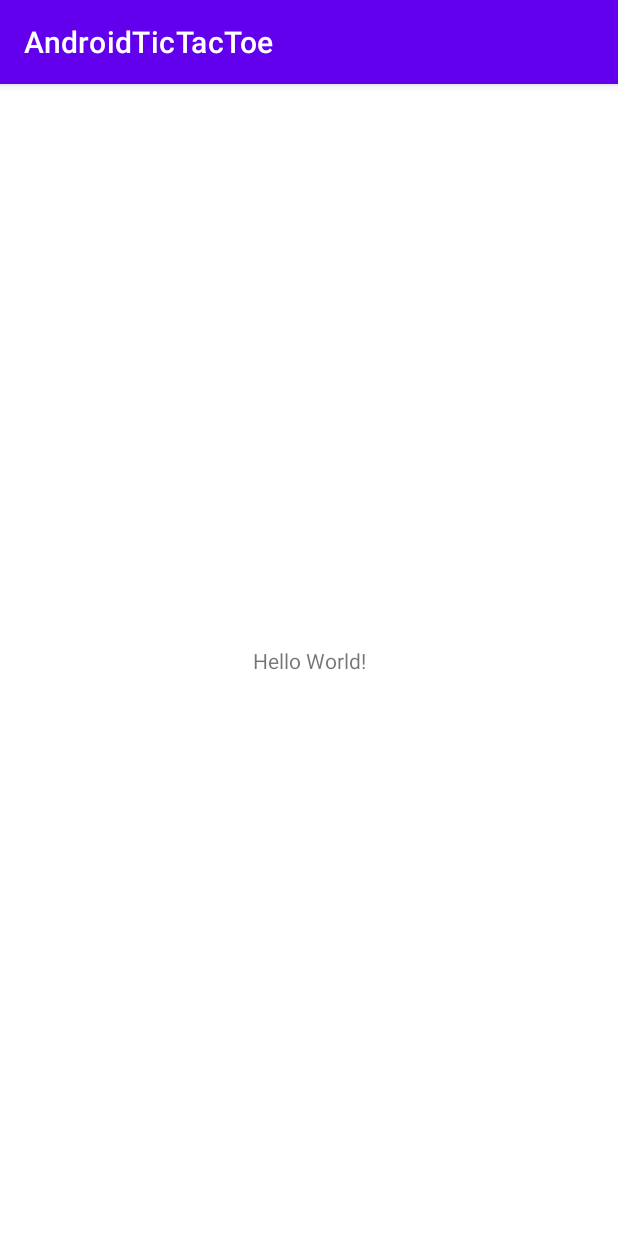
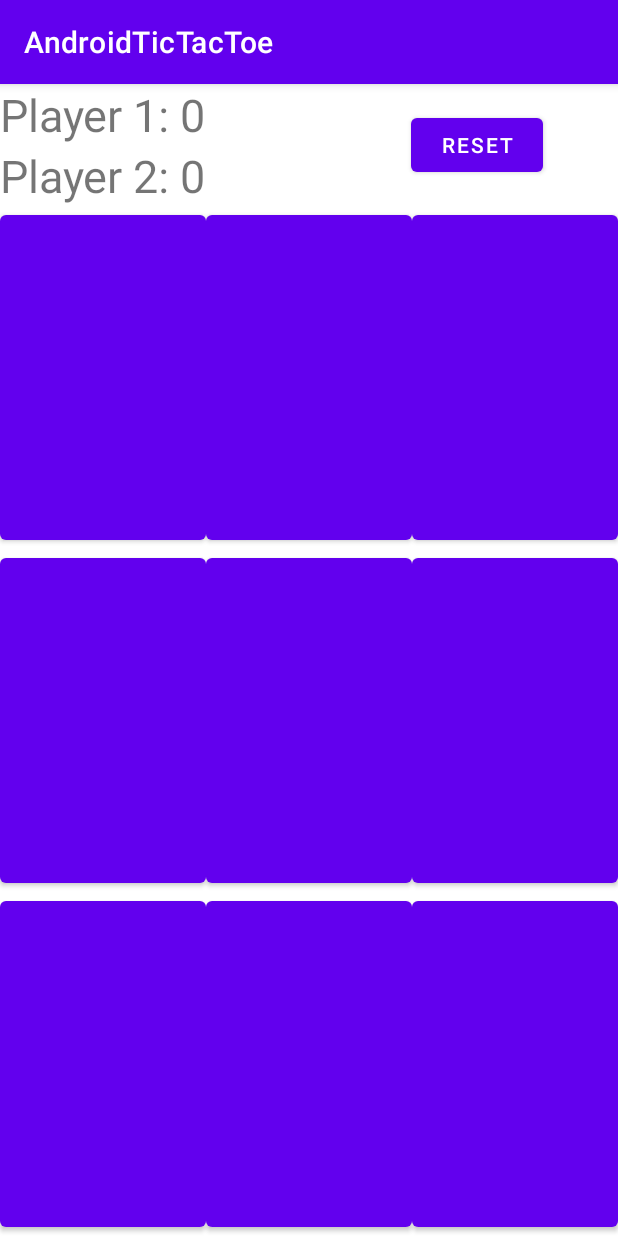
Before and after one commit to peanutChowder/AndroidTicTacToe, an Android app: the screen it shows after launch (MainActivity), on a phone screen of 412 x 824 dp. Run offline under Robolectric (Android 15) with nearby library versions, the phone set to English and light mode, and no system bars.

```diff
--- a/app/src/main/java/com/example/androidtictactoe/MainActivity.java
+++ b/app/src/main/java/com/example/androidtictactoe/MainActivity.java
@@ -3,12 +3,95 @@ package com.example.androidtictactoe;
 import androidx.appcompat.app.AppCompatActivity;
 
 import android.os.Bundle;
+import android.view.View;
+import android.widget.Button;
+import android.widget.TextView;
 
-public class MainActivity extends AppCompatActivity {
+public class MainActivity extends AppCompatActivity implements View.OnClickListener {
+
+    private Button[][] buttons = new Button[3][3];
+
+    private boolean player1Turn = true;
+
+    private int roundCount;
+
+    private int player1Points;
+    private int player2Points;
+
+    private TextView textViewPlayer1;
+    private TextView textViewPlayer2;
 
     @Override
     protected void onCreate(Bundle savedInstanceState) {
         super.onCreate(savedInstanceState);
         setContentView(R.layout.activity_main);
+
+        textViewPlayer1 = findViewById(R.id.text_view_p1);
+        textViewPlayer2 = findViewById(R.id.text_view_p2);
+
+        for (int i = 0; i < 3; i++) {
+            for (int j = 0; j < 3; j++) {
+                String buttonID = "button_" + i + j;
+                int resID = getResources().getIdentifier(buttonID, "id", getPackageName());
+                buttons[i][j] = findViewById(resID);
+                buttons[i][j].setOnClickListener(this);
+            }
+        }
+
+        Button buttonReset = findViewById(R.id.button_reset);
+        buttonReset.setOnClickListener(new View.OnClickListener() {
+            @Override
+            public void onClick(View v) {
+
+            }
+        });
+    }
+
+    @Override
+    public void onClick(View v) {
+        if (!((Button) v).getText().toString().equals("")) {
+            return;
+        }
+
+        if (player1Turn) {
+            ((Button) v).setText("X");
+        } else {
+            ((Button) v).setText("O");
+        }
+
+        roundCount++;
+
+    }
+
+    private boolean checkForWin() {
+        String[][] field = new String[3][3];
+
+        for (int i = 0; i < 3; i++) {
+            for (int j = 0; j < 3; j++) {
+                field[i][j] = buttons[i][j].getText().toString();
+            }
+        }
+
+        // Check vertical win
+        for (int i = 0; i < 3; i++) {
+            if (field[i][0].equals(field[i][1]) && field[i][0].equals(field[i][2]) && !field[i][0].equals("")) {
+                return true;
+            }
+        }
+
+        // Check horizontal win
+        for (int i = 0; i < 3; i++) {
+            if (field[0][i].equals(field[1][i]) && field[0][i].equals(field[2][i]) && !field[0][i].equals("")) {
+                return true;
+            }
+        }
+
+
+        // Check both diagonals for wins
+        if ((field[0][0].equals(field[1][1]) && field[0][0].equals(field[2][2]) && !field[0][0].equals(""))
+                || (field[0][2].equals(field[1][1]) && field[0][2].equals(field[2][0]) && !field[0][2].equals(""))) {
+            return true;
+        }
+        return false;
     }
 }
--- a/app/src/main/res/layout/activity_main.xml
+++ b/app/src/main/res/layout/activity_main.xml
@@ -1,18 +1,134 @@
 <?xml version="1.0" encoding="utf-8"?>
-<androidx.constraintlayout.widget.ConstraintLayout xmlns:android="http://schemas.android.com/apk/res/android"
+<LinearLayout xmlns:android="http://schemas.android.com/apk/res/android"
     xmlns:app="http://schemas.android.com/apk/res-auto"
     xmlns:tools="http://schemas.android.com/tools"
     android:layout_width="match_parent"
     android:layout_height="match_parent"
+    android:orientation="vertical"
     tools:context=".MainActivity">
 
-    <TextView
-        android:layout_width="wrap_content"
-        android:layout_height="wrap_content"
-        android:text="Hello World!"
-        app:layout_constraintBottom_toBottomOf="parent"
-        app:layout_constraintLeft_toLeftOf="parent"
-        app:layout_constraintRight_toRightOf="parent"
-        app:layout_constraintTop_toTopOf="parent" />
+    <RelativeLayout
+        android:layout_width="match_parent"
+        android:layout_height="wrap_content">
 
-</androidx.constraintlayout.widget.ConstraintLayout>
+        <TextView
+            android:id="@+id/text_view_p1"
+            android:layout_width="wrap_content"
+            android:layout_height="wrap_content"
+            android:text="Player 1: 0"
+            android:textSize="30sp"/>
+
+        <TextView
+            android:id="@+id/text_view_p2"
+            android:layout_width="wrap_content"
+            android:layout_height="wrap_content"
+            android:layout_below="@+id/text_view_p1"
+            android:text="Player 2: 0"
+            android:textSize="30sp"/>
+
+        <Button
+            android:id="@+id/button_reset"
+            android:layout_width="wrap_content"
+            android:layout_height="wrap_content"
+            android:layout_alignParentEnd="true"
+            android:layout_centerVertical="true"
+            android:layout_marginEnd="50dp"
+            android:text="Reset" />
+
+    </RelativeLayout>
+
+    <LinearLayout
+        android:layout_width="match_parent"
+        android:layout_height="0dp"
+        android:layout_weight="1">
+
+        <Button
+            android:id="@+id/button_00"
+            android:layout_width="0dp"
+            android:layout_height="match_parent"
+            android:layout_weight="1"
+            android:textSize="60sp"
+            />
+
+        <Button
+            android:id="@+id/button_01"
+            android:layout_width="0dp"
+            android:layout_height="match_parent"
+            android:layout_weight="1"
+            android:textSize="60sp"
+            />
+
+        <Button
+            android:id="@+id/button_02"
+            android:layout_width="0dp"
+            android:layout_height="match_parent"
+            android:layout_weight="1"
+            android:textSize="60sp"
+            />
+
+    </LinearLayout>
+
+    <LinearLayout
+        android:layout_width="match_parent"
+        android:layout_height="0dp"
+        android:layout_weight="1">
+
+        <Button
+            android:id="@+id/button_10"
+            android:layout_width="0dp"
+            android:layout_height="match_parent"
+            android:layout_weight="1"
+            android:textSize="60sp"
+            />
+
+        <Button
+            android:id="@+id/button_11"
+            android:layout_width="0dp"
+            android:layout_height="match_parent"
+            android:layout_weight="1"
+            android:textSize="60sp"
+            />
+
+        <Button
+            android:id="@+id/button_12"
+            android:layout_width="0dp"
+            android:layout_height="match_parent"
+            android:layout_weight="1"
+            android:textSize="60sp"
+            />
+
+    </LinearLayout>
+
+    <LinearLayout
+        android:layout_width="match_parent"
+        android:layout_height="0dp"
+        android:layout_weight="1">
+
+        <Button
+            android:id="@+id/button_20"
+            android:layout_width="0dp"
+            android:layout_height="match_parent"
+            android:layout_weight="1"
+            android:textSize="60sp"
+            />
+
+        <Button
+            android:id="@+id/button_21"
+            android:layout_width="0dp"
+            android:layout_height="match_parent"
+            android:layout_weight="1"
+            android:textSize="60sp"
+            />
+
+        <Button
+            android:id="@+id/button_22"
+            android:layout_width="0dp"
+            android:layout_height="match_parent"
+            android:layout_weight="1"
+            android:textSize="60sp"
+            />
+
+    </LinearLayout>
+
+
+</LinearLayout>
```
